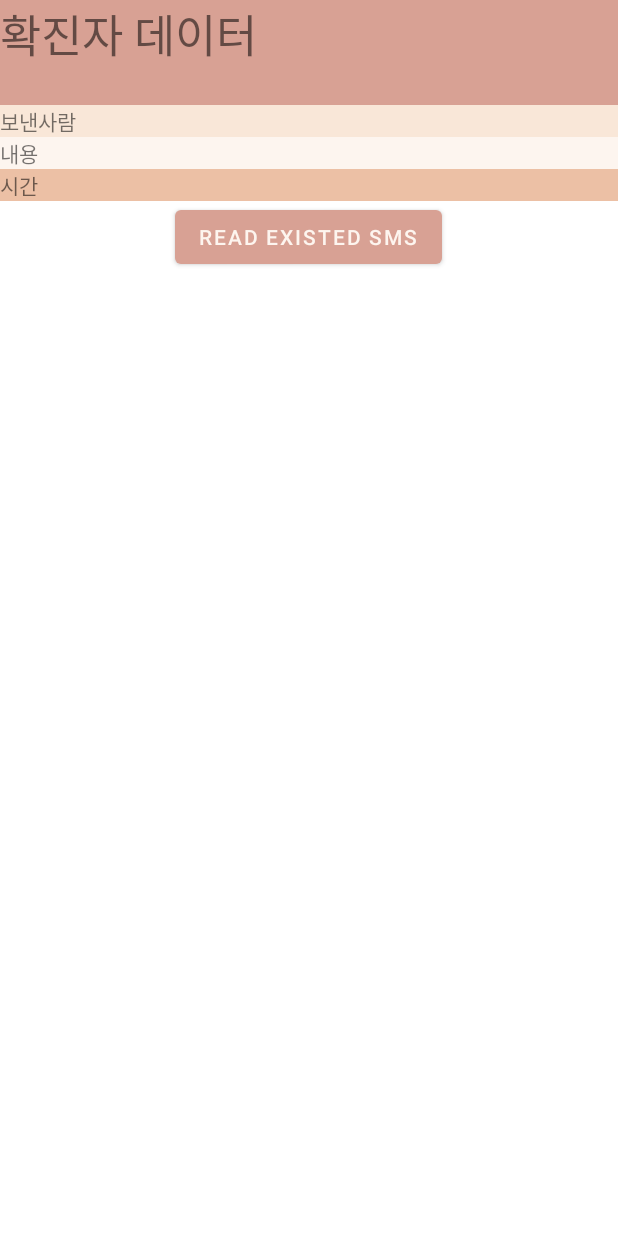
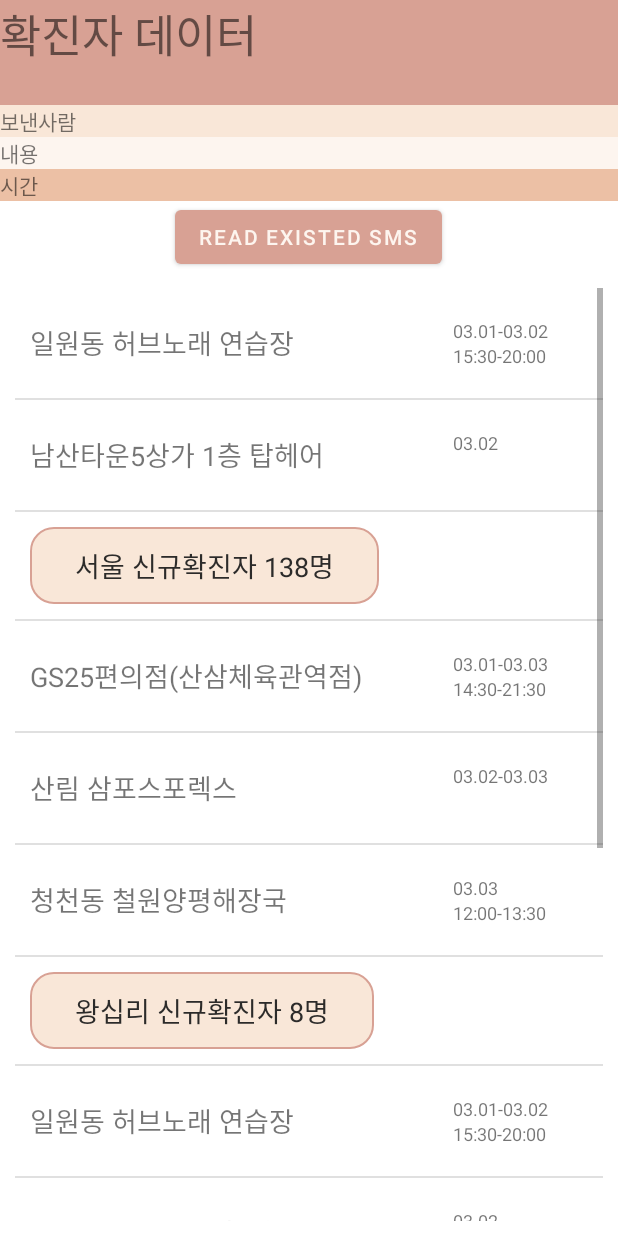
Before and after one commit to gyuree-kim/auto-schedule-updater, an Android app: the InfectedActivity screen opened directly, with no data from a screen before it, on a phone screen of 412 x 824 dp. Run offline under Robolectric (Android 15) with nearby library versions, the phone set to English and light mode, and no system bars.

Commit message:
compose 2 type listview item, event and infected

```diff
--- a/frontend/app/src/main/java/com/android/frontend/InfectedActivity.java
+++ b/frontend/app/src/main/java/com/android/frontend/InfectedActivity.java
@@ -11,8 +11,11 @@ import android.net.Uri;
 import android.os.Bundle;
 import android.util.Log;
 import android.view.View;
+import android.widget.ListView;
 import android.widget.TextView;
 import android.widget.Toast;
+
+import com.android.frontend.sns.appointments.ListViewAdapter;
 
 import java.text.SimpleDateFormat;
 import java.util.Date;
@@ -46,8 +49,34 @@ public class InfectedActivity extends AppCompatActivity {
 
         Log.d(TAG, "get userid from loginActivity : "+ userId);
         Toast.makeText(InfectedActivity.this, "infected] id : "+userId,Toast.LENGTH_LONG).show();
+        //receiver에서 받은 문자메세지 정보 받아오기
+        getReceiverIntent(intent);
 
-        getReceiverIntent(intent);
+        //list view 구성
+        ListView lv_infected;
+        InfectedAdapter adapter;
+        //adapter생성
+        adapter = new InfectedAdapter();
+        //참조 및 어뎁터 닫기
+        lv_infected = (ListView) findViewById(R.id.lv_infected_list);
+        lv_infected.setAdapter(adapter);
+
+        //아이템 임의 추가
+        adapter.addItem("일원동 허브노래 연습장","03.01-03.02", "15:30-20:00");
+        adapter.addItem("남산타운5상가 1층 탑헤어","03.02", " ");
+        adapter.addItem("서울",138);
+        adapter.addItem("GS25편의점(산삼체육관역점)","03.01-03.03", "14:30-21:30");
+        adapter.addItem("산림 삼포스포렉스","03.02-03.03", " ");
+        adapter.addItem("청천동 철원양평해장국","03.03", "12:00-13:30");
+        adapter.addItem("왕십리",8);
+        adapter.addItem("일원동 허브노래 연습장","03.01-03.02", "15:30-20:00");
+        adapter.addItem("남산타운5상가 1층 탑헤어","03.02", " ");
+        adapter.addItem("서울",138);
+        adapter.addItem("GS25편의점(산삼체육관역점)","03.01-03.03", "14:30-21:30");
+        adapter.addItem("산림 삼포스포렉스","03.02-03.03", " ");
+        adapter.addItem("청천동 철원양평해장국","03.03", "12:00-13:30");
+        adapter.addItem("왕십리",8);
+
 
     }
     //현재 onCreate는 실행된것, intent는 onNewIntent로 받아지기에 해결
@@ -70,7 +99,7 @@ public class InfectedActivity extends AppCompatActivity {
             //받은거 출력
             Log.d(TAG, "infected SMS : "+ msg);
             Toast.makeText(InfectedActivity.this, "infected] receive SMS : "+msg,Toast.LENGTH_LONG).show();
-                if(sender.equals("#CMAS#Sever")){   //#CMAS#Severe 안드로이드 에뮬레이터 글자수 한계로 짤려서 테스트
+                if(sender.equals("#CMAS#Severe")){   //#CMAS#Severe 안드로이드 에뮬레이터 글자수 한계로 짤려서 테스트
                     tv_sender.setText(sender);
                     tv_content.setText(content);
                     tv_sentAt.setText(ssentAt);
@@ -113,7 +142,7 @@ public class InfectedActivity extends AppCompatActivity {
 //                    Toast.makeText(getApplicationContext(), msg, Toast.LENGTH_LONG).show();
                     //화면에 보여주기
 
-                    if(sender.equals("#CMAS#Sever")){   //#CMAS#Severe 안드로이드 에뮬레이터 글자수 한계로 짤려서 테스트
+                    if(sender.equals("#CMAS#Severe")){   //#CMAS#Severe 안드로이드 에뮬레이터 글자수 한계로 짤려서 테스트
                         tv_sender.setText(sender);
                         tv_content.setText(content);
                         tv_sentAt.setText(ssentAt);
@@ -122,7 +151,7 @@ public class InfectedActivity extends AppCompatActivity {
                     }
                     // use msgData
                     i=i+1;
-                } while (cursor.moveToNext());// && i<1 최신 몇번째까지 읽을지 선택
+                } while (cursor.moveToNext()&& i<3);// && i<1 최신 몇번째까지 읽을지 선택
             } else {
                 // empty box, no SMS
             }
--- /dev/null
+++ b/frontend/app/src/main/java/com/android/frontend/InfectedAdapter.java
@@ -0,0 +1,107 @@
+package com.android.frontend;
+
+import android.content.Context;
+import android.view.LayoutInflater;
+import android.view.View;
+import android.view.ViewGroup;
+import android.widget.BaseAdapter;
+import android.widget.TextView;
+
+import java.util.ArrayList;
+
+public class InfectedAdapter extends BaseAdapter {
+    //아이템데이터리스트
+    ArrayList<InfectedItem> infectedItemList = new ArrayList<InfectedItem>();
+
+    private static final int ITEM_VIEW_TYPE_EVENT = 0;
+    private static final int ITEM_VIEW_TYPE_INFECTED = 1;
+    private static final int ITEM_VIEW_TYPE_MAX = 2;
+
+    public InfectedAdapter() {
+    }
+
+    @Override
+    public int getCount() {
+        return infectedItemList.size();
+    }
+
+    @Override
+    public Object getItem(int position) {
+        return infectedItemList.get(position);
+    }
+
+    @Override
+    public long getItemId(int position) {
+        return position;
+    }
+
+    @Override
+    public View getView(int position, View convertView, ViewGroup parent) {
+        final Context context = parent.getContext();
+        int viewType = getItemViewType(position) ;
+
+        if (convertView == null) {
+            LayoutInflater inflater = (LayoutInflater) context.getSystemService(Context.LAYOUT_INFLATER_SERVICE) ;
+
+            // Data Set(listViewItemList)에서 position에 위치한 데이터 참조 획득
+            InfectedItem infectedItem = infectedItemList.get(position);
+
+            switch (viewType) {
+                case ITEM_VIEW_TYPE_EVENT:
+                    convertView = inflater.inflate(R.layout.layout_event, parent, false);
+                    TextView tv_location = (TextView) convertView.findViewById(R.id.tv_location);
+                    TextView tv_date = (TextView) convertView.findViewById(R.id.tv_date);
+                    TextView tv_time = (TextView) convertView.findViewById(R.id.tv_time);
+
+                    tv_location.setText(infectedItem.getLocation());
+                    tv_date.setText(infectedItem.getDate());
+                    tv_time.setText(infectedItem.getTime());
+                    break;
+                case ITEM_VIEW_TYPE_INFECTED:
+                    convertView = inflater.inflate(R.layout.layout_infected, parent, false);
+
+                    TextView tv_increased = (TextView) convertView.findViewById(R.id.tv_increased);
+
+                    //iconImageView.setImageDrawable(listViewItem.getIcon());
+                    String incresed = infectedItem.getLocation() + " 신규확진자 " +infectedItem.getNum()+"명";
+                    tv_increased.setText(incresed);
+                    break;
+            }
+        }
+
+        return convertView;
+    }
+    // 첫 번째 아이템 추가를 위한 함수.
+    public void addItem(String location, String date, String time) {
+        InfectedItem item = new InfectedItem() ;
+
+        item.setType(ITEM_VIEW_TYPE_EVENT) ;
+        item.setLocation(location);
+        item.setDate(date);
+        item.setTime(time);
+
+        infectedItemList.add(item) ;
+    }
+
+    // 두 번째 아이템 추가를 위한 함수.
+    public void addItem(String location, int num) {//Drawable icon,
+        InfectedItem item = new InfectedItem() ;
+
+        item.setType(ITEM_VIEW_TYPE_INFECTED) ;
+//        item.setIcon(icon);
+        item.setLocation(location);
+        item.setNum(num);
+
+        infectedItemList.add(item);
+    }
+
+    @Override
+    public int getItemViewType(int position) {
+        return infectedItemList.get(position).getType();
+    }
+
+    @Override
+    public int getViewTypeCount() {
+        return ITEM_VIEW_TYPE_MAX;
+    }
+}
--- /dev/null
+++ b/frontend/app/src/main/java/com/android/frontend/InfectedItem.java
@@ -0,0 +1,75 @@
+package com.android.frontend;
+
+
+//const event = new Schema({
+//        date: String,
+//        time: String,
+//        location: String,
+//        createdAt: Date,
+//        updatedAt: Date
+
+import java.util.Date;
+
+//infected
+//num: int
+//        });
+public class InfectedItem {
+
+    private int type; //아이템 타입 구분
+    //공통사항
+    private String location;
+    private Date createdAt;
+    //event
+    private String date;
+    private String time;
+    //infected
+    private int num;    //감염인원
+
+    public int getType() {
+        return type;
+    }
+
+    public void setType(int type) {
+        this.type = type;
+    }
+
+    public String getLocation() {
+        return location;
+    }
+
+    public void setLocation(String location) {
+        this.location = location;
+    }
+
+    public Date getCreatedAt() {
+        return createdAt;
+    }
+
+    public void setCreatedAt(Date createdAt) {
+        this.createdAt = createdAt;
+    }
+
+    public String getDate() {
+        return date;
+    }
+
+    public void setDate(String date) {
+        this.date = date;
+    }
+
+    public String getTime() {
+        return time;
+    }
+
+    public void setTime(String time) {
+        this.time = time;
+    }
+
+    public int getNum() {
+        return num;
+    }
+
+    public void setNum(int num) {
+        this.num = num;
+    }
+}
--- a/frontend/app/src/main/java/com/android/frontend/RetrofitClient.java
+++ b/frontend/app/src/main/java/com/android/frontend/RetrofitClient.java
@@ -7,7 +7,7 @@ import retrofit2.converter.gson.GsonConverterFactory;
 
 public class RetrofitClient {
 
-    String BASE_URL = "http://10.10.33.16:3000"; // 서버 url
+    String BASE_URL = "http://192.168.0.9:3000"; // 서버 url
     Retrofit retrofit = new Retrofit.Builder()
             .baseUrl(BASE_URL)
             .addConverterFactory(GsonConverterFactory.create())
--- a/frontend/app/src/main/res/layout/activity_infected.xml
+++ b/frontend/app/src/main/res/layout/activity_infected.xml
@@ -39,9 +39,18 @@
         android:layout_gravity="center"
         android:onClick="BtnReadSms"
         />
-    <ListView
-        android:id="@+id/lv_infected_list"
+
+    <ScrollView
         android:layout_width="match_parent"
         android:layout_height="match_parent"
-        android:layout_margin="10dp"/>
+        android:fillViewport="true">
+
+        <ListView
+            android:id="@+id/lv_infected_list"
+            android:layout_width="match_parent"
+            android:layout_height="match_parent"
+            android:layout_margin="10dp"
+            android:layout_gravity="center"
+            />
+    </ScrollView>
 </LinearLayout>
--- a/frontend/app/src/main/res/layout/layout_event.xml
+++ b/frontend/app/src/main/res/layout/layout_event.xml
@@ -9,7 +9,7 @@
 
     <TextView
 
-        android:id="@+id/tv_last_sender"
+        android:id="@+id/tv_location"
         android:layout_width="match_parent"
         android:layout_height="wrap_content"
         android:layout_weight="1"
@@ -26,10 +26,11 @@
         android:orientation="vertical"
         android:padding="10dp"
         android:layout_gravity="center_vertical"
+        android:gravity="right"
         >
 
         <TextView
-            android:id="@+id/tv_last_notread"
+            android:id="@+id/tv_date"
             android:layout_width="match_parent"
             android:layout_height="wrap_content"
             android:text="03.03-03.06"
@@ -40,7 +41,7 @@
             />
 
         <TextView
-            android:id="@+id/tv_last_time"
+            android:id="@+id/tv_time"
             android:layout_width="match_parent"
             android:layout_height="wrap_content"
             android:text="18:00-20:00"
```
